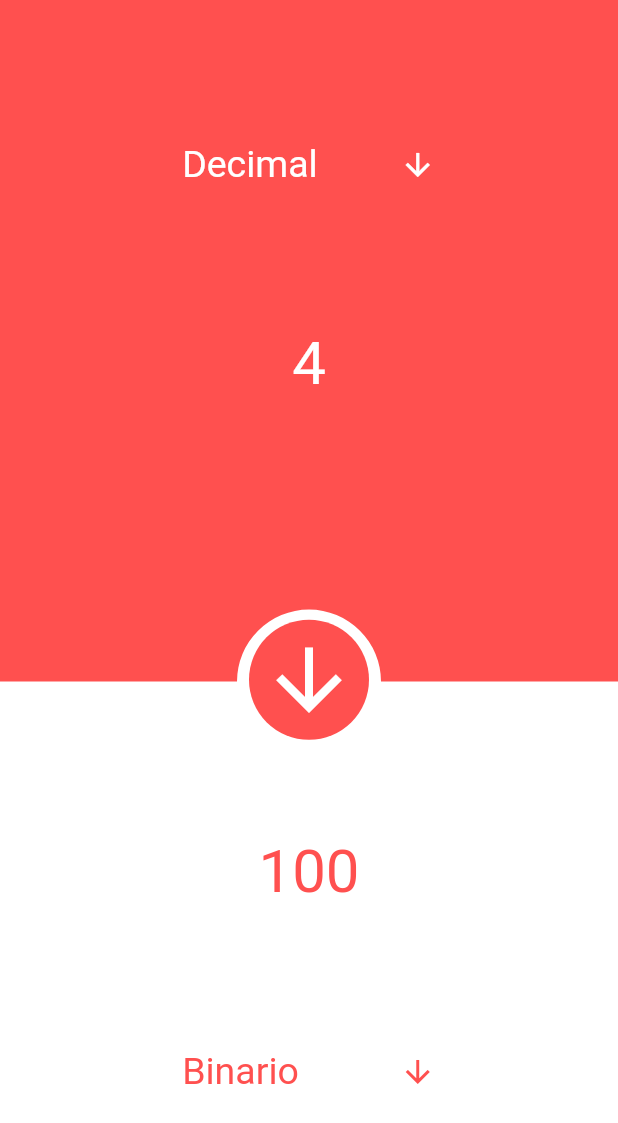
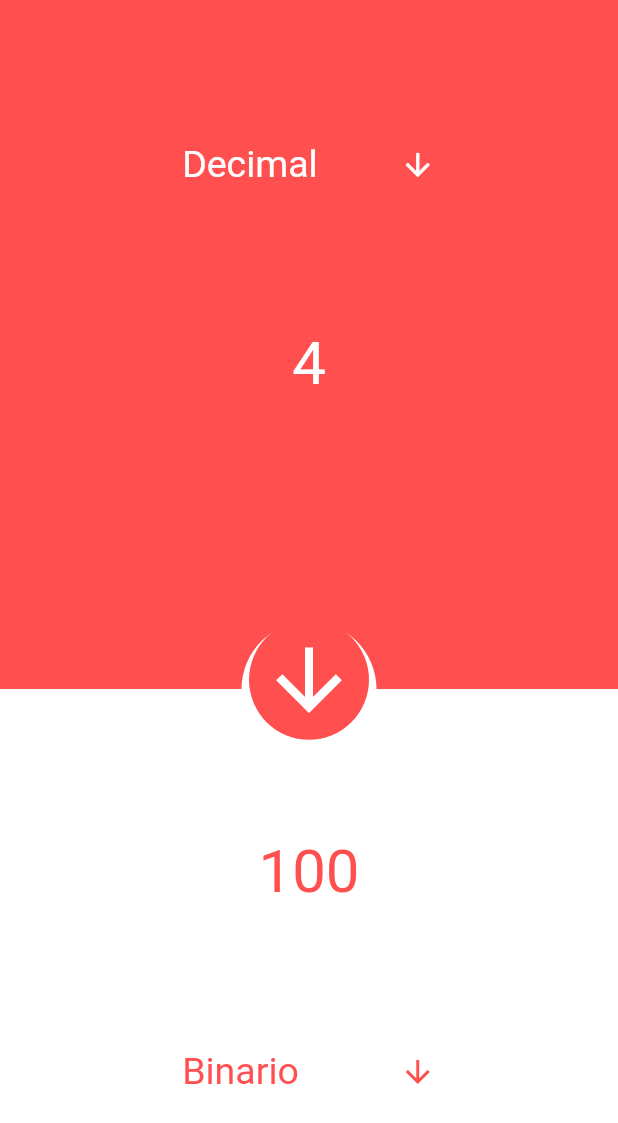
Before and after one commit to ErickMUOSD/numbering-system-converter-, a Flutter app: the screen it shows after launch, after a tap on the "arrow upward" icon, on a phone screen of 412 x 824 dp. Shown: the top 1123 px of the screen. Run offline on Flutter 3.47's test engine with Material 2 defaults, Android fonts, the phone set to English and light mode, and no system bars; our stand-ins replace get.

```diff
--- a/lib/Controllers/homecontroller.dart
+++ b/lib/Controllers/homecontroller.dart
@@ -1,4 +1,4 @@
-import 'dart:math';
+
 import 'package:converter/Screens/add_value_screen.dart';
 import 'package:get/get.dart';
 import 'package:converter/Formulas/formulas.dart';
--- a/lib/Formulas/formulas.dart
+++ b/lib/Formulas/formulas.dart
@@ -33,11 +33,11 @@ class Formulas {
   //COnvertir  Decimal Hexadecimal
   String decimalHexadecimal(String value) {
     double decimalDoubleValue, division, resto;
-    int i;
+    int i = 0;
     List<int> finalNumbers = [];
     String finalNumber = '';
     decimalDoubleValue = double.parse(value);
-    i = 0;
+
     if (decimalDoubleValue >= 16) {
       division = decimalDoubleValue / 16;
       while (division >= 16) {
--- a/lib/Screens/HomePage.dart
+++ b/lib/Screens/HomePage.dart
@@ -21,7 +21,7 @@ class HomePage extends StatelessWidget {
           children: <Widget>[
             CustomPaint(
               size: Size.fromHeight(sizeH * 0.6), //2
-              painter: ButtonPainter(avatarRadius: 40, color: kMainColor), //3
+              painter: ButtonPainter(avatarRadius: 35, color: kMainColor), //3
             ),
             Positioned(
               height: sizeH * 1.1,
@@ -65,23 +65,21 @@ class HomePage extends StatelessWidget {
                     child: Text(
                       _.valueTextField1,
                       style: TextStyle(
-                          fontSize: 40,
-                          color: kWhiteColor,
-                          ),
+                        fontSize: 40,
+                        color: kWhiteColor,
+                      ),
                     ),
                   ),
                 ),
-
                 SizedBox(
                   height: 120.0,
                 ),
-
                 GetBuilder<HomeController>(
                   id: 'TextOfTextfield',
-                  builder: (_
-                  ) => Text(_.valueTextField2,
-                      style: TextStyle(fontSize: 40.0, color: kMainColor),
-                      ),
+                  builder: (_) => Text(
+                    _.valueTextField2,
+                    style: TextStyle(fontSize: 40.0, color: kMainColor),
+                  ),
                 ),
                 DropDownItemButtonTwo(),
               ],
--- a/lib/button_painter.dart
+++ b/lib/button_painter.dart
@@ -16,7 +16,7 @@ class ButtonPainter extends CustomPainter{
     final shapeBounds = Rect.fromLTRB(0, 0, size.width, size.height-avatarRadius);
     final centerAvatar = Offset(shapeBounds.center.dx, shapeBounds.bottom);
 //2
-    final avatarBounds = Rect.fromCircle(center: centerAvatar, radius: avatarRadius).inflate(8);
+    final avatarBounds = Rect.fromCircle(center: centerAvatar, radius: avatarRadius).inflate(10);
 //3
     _drawBackground(canvas, shapeBounds, avatarBounds);
   }
```
Also changed, not shown: lib/Controllers/valuescreencontroller.dart (+25 -13 lines), lib/Screens/add_value_screen.dart (+14 -9 lines), lib/widgets/buttonsintextfield.dart (+4 -13 lines), 7 other files.
